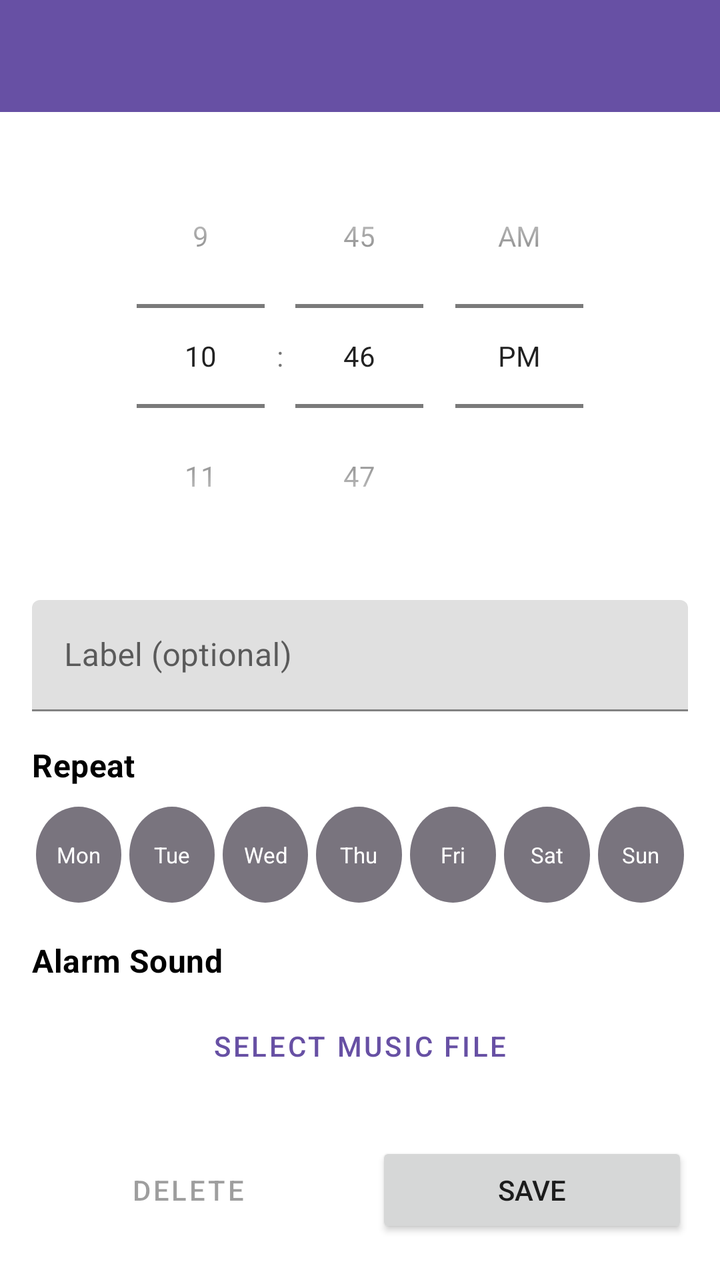
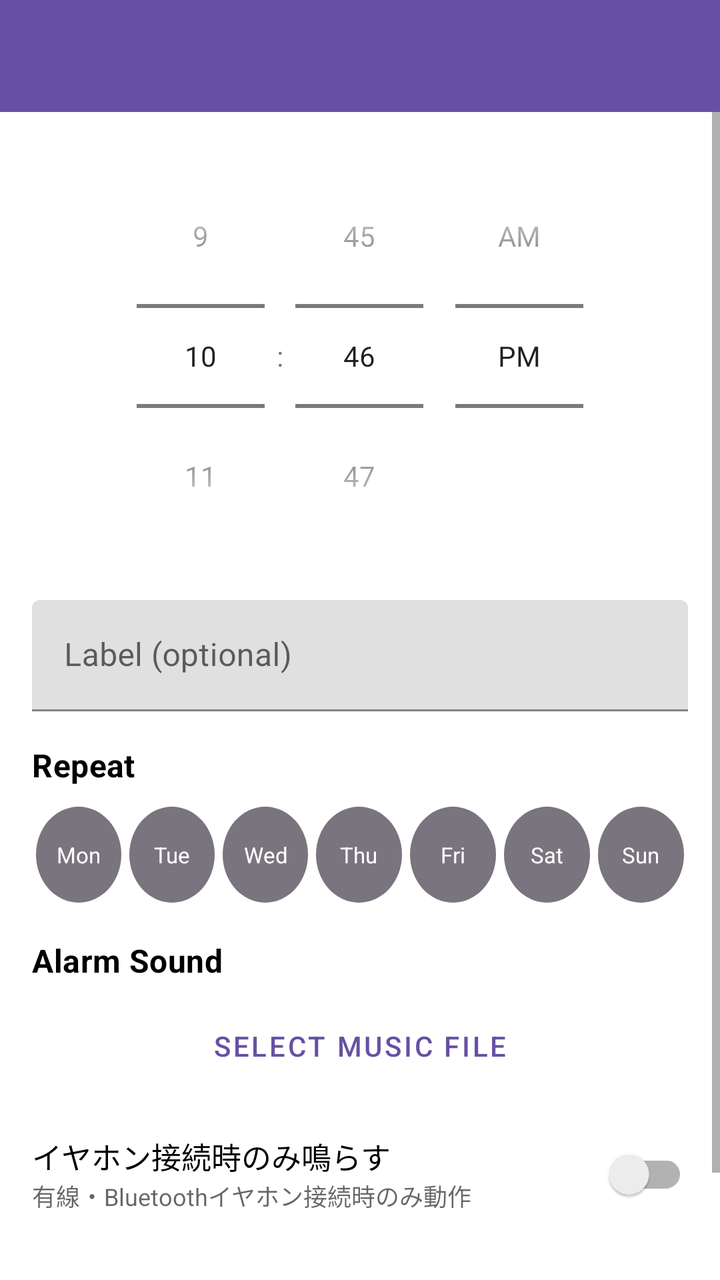

Compare the two renders of this Android layout. The source of the first and the diff that turns it into the second are given below.
<!-- AndroidManifest.xml: application theme Theme.Alerm -->
<!-- res/layout/activity_alarm_edit.xml -->
<?xml version="1.0" encoding="utf-8"?>
<LinearLayout
    xmlns:android="http://schemas.android.com/apk/res/android"
    xmlns:tools="http://schemas.android.com/tools"
    android:layout_width="match_parent"
    android:layout_height="match_parent"
    android:orientation="vertical"
    tools:context=".AlarmEditActivity">

    <androidx.appcompat.widget.Toolbar
        android:id="@+id/toolbarEdit"
        android:layout_width="match_parent"
        android:layout_height="?attr/actionBarSize"
        android:background="?attr/colorPrimary"
        android:title="@string/app_name"
        android:titleTextColor="@android:color/white" />

    <ScrollView
        android:layout_width="match_parent"
        android:layout_height="0dp"
        android:layout_weight="1">

    <LinearLayout
        android:layout_width="match_parent"
        android:layout_height="wrap_content"
        android:orientation="vertical"
        android:padding="16dp">

        
        <TimePicker
            android:id="@+id/timePicker"
            android:layout_width="match_parent"
            android:layout_height="wrap_content"
            android:timePickerMode="spinner" />

        
        <com.google.android.material.textfield.TextInputLayout
            android:layout_width="match_parent"
            android:layout_height="wrap_content"
            android:layout_marginTop="16dp"
            android:hint="@string/alarm_label">

            <com.google.android.material.textfield.TextInputEditText
                android:id="@+id/etLabel"
                android:layout_width="match_parent"
                android:layout_height="wrap_content"
                android:inputType="text"
                android:maxLines="1" />

        </com.google.android.material.textfield.TextInputLayout>

        
        <TextView
            android:layout_width="match_parent"
            android:layout_height="wrap_content"
            android:layout_marginTop="16dp"
            android:text="@string/repeat_days"
            android:textAppearance="?attr/textAppearanceSubtitle1"
            android:textColor="?attr/colorOnSurface"
            android:textStyle="bold" />

        <LinearLayout
            android:layout_width="match_parent"
            android:layout_height="wrap_content"
            android:layout_marginTop="8dp"
            android:orientation="horizontal"
            android:gravity="center">

            <CheckBox
                android:id="@+id/cbMon"
                android:layout_width="0dp"
                android:layout_height="wrap_content"
                android:layout_weight="1"
                android:text="@string/mon"
                android:button="@null"
                android:background="@drawable/day_checkbox_bg"
                android:textColor="@color/day_checkbox_text_color"
                android:gravity="center"
                android:padding="6dp"
                android:textSize="11sp"
                android:layout_margin="2dp" />

            <CheckBox
                android:id="@+id/cbTue"
                android:layout_width="0dp"
                android:layout_height="wrap_content"
                android:layout_weight="1"
                android:text="@string/tue"
                android:button="@null"
                android:background="@drawable/day_checkbox_bg"
                android:textColor="@color/day_checkbox_text_color"
                android:gravity="center"
                android:padding="6dp"
                android:textSize="11sp"
                android:layout_margin="2dp" />

            <CheckBox
                android:id="@+id/cbWed"
                android:layout_width="0dp"
                android:layout_height="wrap_content"
                android:layout_weight="1"
                android:text="@string/wed"
                android:button="@null"
                android:background="@drawable/day_checkbox_bg"
                android:textColor="@color/day_checkbox_text_color"
                android:gravity="center"
                android:padding="6dp"
                android:textSize="11sp"
                android:layout_margin="2dp" />

            <CheckBox
                android:id="@+id/cbThu"
                android:layout_width="0dp"
                android:layout_height="wrap_content"
                android:layout_weight="1"
                android:text="@string/thu"
                android:button="@null"
                android:background="@drawable/day_checkbox_bg"
                android:textColor="@color/day_checkbox_text_color"
                android:gravity="center"
                android:padding="6dp"
                android:textSize="11sp"
                android:layout_margin="2dp" />

            <CheckBox
                android:id="@+id/cbFri"
                android:layout_width="0dp"
                android:layout_height="wrap_content"
                android:layout_weight="1"
                android:text="@string/fri"
                android:button="@null"
                android:background="@drawable/day_checkbox_bg"
                android:textColor="@color/day_checkbox_text_color"
                android:gravity="center"
                android:padding="6dp"
                android:textSize="11sp"
                android:layout_margin="2dp" />

            <CheckBox
                android:id="@+id/cbSat"
                android:layout_width="0dp"
                android:layout_height="wrap_content"
                android:layout_weight="1"
                android:text="@string/sat"
                android:button="@null"
                android:background="@drawable/day_checkbox_bg"
                android:textColor="@color/day_checkbox_text_color"
                android:gravity="center"
                android:padding="6dp"
                android:textSize="11sp"
                android:layout_margin="2dp" />

            <CheckBox
                android:id="@+id/cbSun"
                android:layout_width="0dp"
                android:layout_height="wrap_content"
                android:layout_weight="1"
                android:text="@string/sun"
                android:button="@null"
                android:background="@drawable/day_checkbox_bg"
                android:textColor="@color/day_checkbox_text_color"
                android:gravity="center"
                android:padding="6dp"
                android:textSize="11sp"
                android:layout_margin="2dp" />

        </LinearLayout>

        
        <TextView
            android:layout_width="match_parent"
            android:layout_height="wrap_content"
            android:layout_marginTop="16dp"
            android:text="@string/alarm_sound"
            android:textAppearance="?attr/textAppearanceSubtitle1"
            android:textColor="?attr/colorOnSurface"
            android:textStyle="bold" />

        <Button
            android:id="@+id/btnSelectMusic"
            style="@style/Widget.MaterialComponents.Button.OutlinedButton"
            android:layout_width="match_parent"
            android:layout_height="wrap_content"
            android:layout_marginTop="8dp"
            android:text="@string/select_music"
            android:ellipsize="end"
            android:maxLines="1" />

        
        <LinearLayout
            android:layout_width="match_parent"
            android:layout_height="wrap_content"
            android:layout_marginTop="24dp"
            android:orientation="horizontal">

            <Button
                android:id="@+id/btnDelete"
                style="@style/Widget.MaterialComponents.Button.OutlinedButton"
                android:layout_width="0dp"
                android:layout_height="wrap_content"
                android:layout_weight="1"
                android:layout_marginEnd="8dp"
                android:text="@string/delete"
                android:enabled="false" />

            <Button
                android:id="@+id/btnSave"
                android:layout_width="0dp"
                android:layout_height="wrap_content"
                android:layout_weight="1"
                android:layout_marginStart="8dp"
                android:text="@string/save" />

        </LinearLayout>

    </LinearLayout>

    </ScrollView>

</LinearLayout>
<!-- resources referenced by this layout -->
<resources>
  <!-- drawable day_checkbox_bg (drawable) -->
  <?xml version="1.0" encoding="utf-8"?>
  <selector xmlns:android="http://schemas.android.com/apk/res/android">
      <item android:state_checked="true">
          <shape android:shape="oval">
              <solid android:color="@color/day_selected_bg" />
          </shape>
      </item>
      <item>
          <shape android:shape="oval">
              <solid android:color="@color/day_unselected_bg" />
          </shape>
      </item>
  </selector>
  <string name="alarm_label">Label (optional)</string>
  <string name="alarm_sound">Alarm Sound</string>
  <string name="app_name">Alerm</string>
  <string name="delete">Delete</string>
  <string name="fri">Fri</string>
  <string name="mon">Mon</string>
  <string name="repeat_days">Repeat</string>
  <string name="sat">Sat</string>
  <string name="save">Save</string>
  <string name="select_music">Select Music File</string>
  <string name="sun">Sun</string>
  <string name="thu">Thu</string>
  <string name="tue">Tue</string>
  <string name="wed">Wed</string>
  <style name="Theme.Alerm" parent="Theme.MaterialComponents.DayNight.NoActionBar">
          <item name="colorPrimary">@color/colorPrimary</item>
          <item name="colorPrimaryVariant">@color/colorPrimaryVariant</item>
          <item name="colorOnPrimary">@color/colorOnPrimary</item>
          <item name="colorSecondary">@color/colorSecondary</item>
          <item name="colorOnSecondary">@color/colorOnSecondary</item>
          <item name="colorError">@color/colorError</item>
          <item name="colorOnError">@color/colorOnError</item>
      </style>
  <color name="day_selected_bg">#FF6750A4</color>
  <color name="day_unselected_bg">#FF79747E</color>
  <color name="colorPrimary">#FF6750A4</color>
  <color name="colorPrimaryVariant">#FF3700B3</color>
  <color name="colorOnPrimary">#FFFFFFFF</color>
  <color name="colorSecondary">#FF03DAC5</color>
  <color name="colorOnSecondary">#FF000000</color>
  <color name="colorError">#FFB00020</color>
  <color name="colorOnError">#FFFFFFFF</color>
</resources>

<!-- the commit's change to res/layout/activity_alarm_edit.xml (unified diff, before → after) -->
@@ -190,6 +190,43 @@
         <LinearLayout
             android:layout_width="match_parent"
             android:layout_height="wrap_content"
+            android:layout_marginTop="16dp"
+            android:orientation="horizontal"
+            android:gravity="center_vertical">
+
+            <LinearLayout
+                android:layout_width="0dp"
+                android:layout_height="wrap_content"
+                android:layout_weight="1"
+                android:orientation="vertical">
+
+                <TextView
+                    android:layout_width="wrap_content"
+                    android:layout_height="wrap_content"
+                    android:text="イヤホン接続時のみ鳴らす"
+                    android:textColor="?attr/colorOnSurface"
+                    android:textSize="15sp" />
+
+                <TextView
+                    android:layout_width="wrap_content"
+                    android:layout_height="wrap_content"
+                    android:text="有線・Bluetoothイヤホン接続時のみ動作"
+                    android:textColor="?android:attr/textColorSecondary"
+                    android:textSize="12sp" />
+
+            </LinearLayout>
+
+            <androidx.appcompat.widget.SwitchCompat
+                android:id="@+id/switchHeadphoneOnly"
+                android:layout_width="wrap_content"
+                android:layout_height="wrap_content" />
+
+        </LinearLayout>
+
+        
+        <LinearLayout
+            android:layout_width="match_parent"
+            android:layout_height="wrap_content"
             android:layout_marginTop="24dp"
             android:orientation="horizontal">
 
